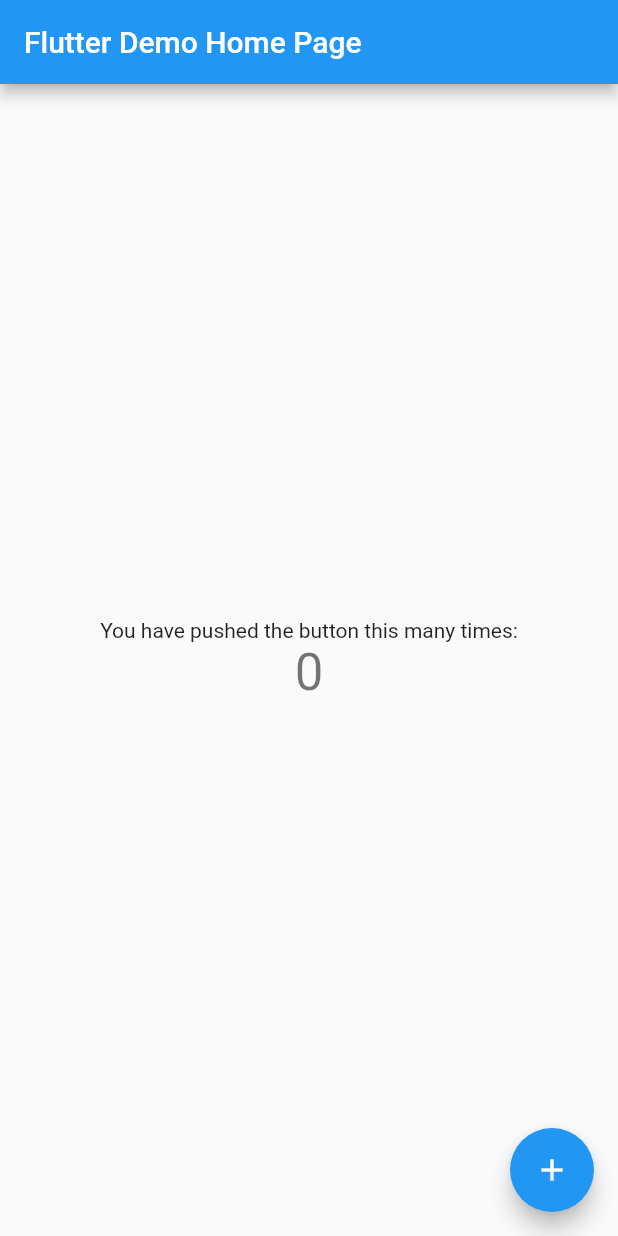
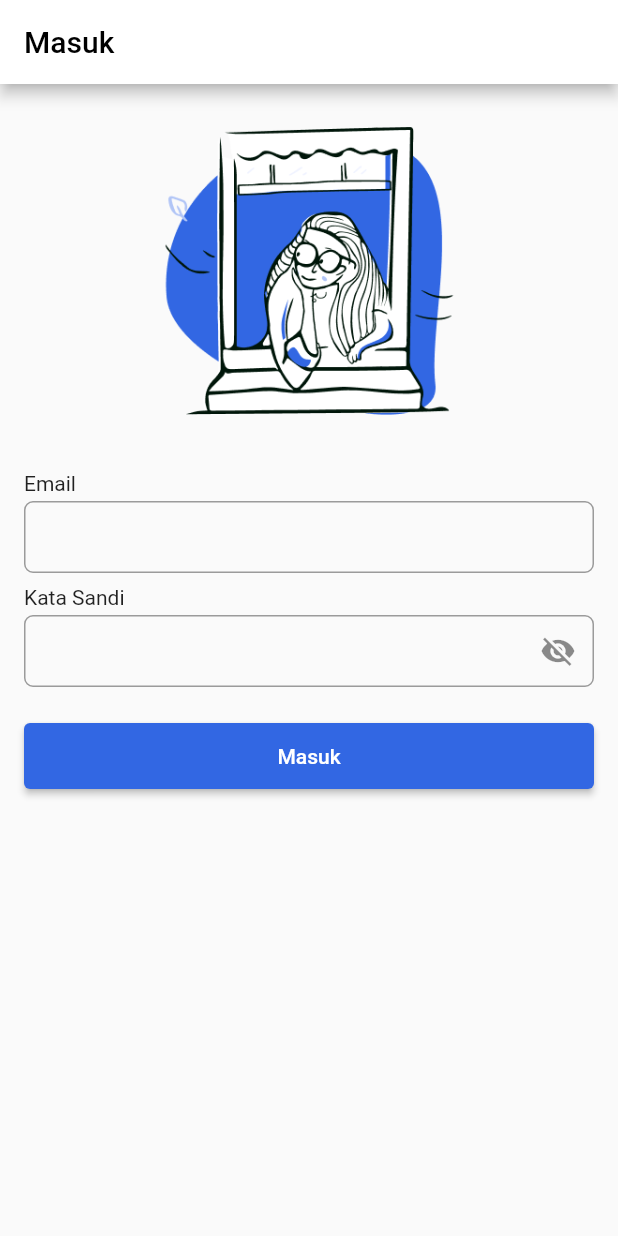
Before and after one commit to asrafilll/slicing_ui_flutter, a Flutter app: the screen it shows after launch, on a phone screen of 412 x 824 dp. Run offline on Flutter 3.47's test engine with Material 2 defaults, Android fonts, the phone set to English and light mode, and no system bars.

Commit message:
Login Screen done

```diff
--- /dev/null
+++ b/assets/assets.dart
@@ -0,0 +1,3 @@
+import 'package:flutter/material.dart';
+
+const Color blackColor = Color(0xff0A0A0A);
--- /dev/null
+++ b/lib/login_page.dart
@@ -0,0 +1,75 @@
+import 'package:flutter/material.dart';
+import 'package:tugas_akhir_mas_panji/home_page.dart';
+
+class LoginPage extends StatelessWidget {
+  const LoginPage({Key? key}) : super(key: key);
+
+  @override
+  Widget build(BuildContext context) {
+    return Scaffold(
+      appBar: AppBar(
+        centerTitle: false,
+        title: const Text(
+          "Masuk",
+          style: TextStyle(
+            color: Colors.black,
+          ),
+        ),
+        backgroundColor: Colors.white,
+      ),
+      body: Padding(
+        padding: const EdgeInsets.symmetric(horizontal: 16.0),
+        child: Column(
+          crossAxisAlignment: CrossAxisAlignment.start,
+          children: [
+            Center(
+              child: Image.asset(
+                "assets/images/signin.png",
+                width: 250,
+                height: 250,
+              ),
+            ),
+            const SizedBox(height: 8),
+            const Text("Email"),
+            const SizedBox(height: 4),
+            const TextField(
+              decoration: InputDecoration(
+                contentPadding: EdgeInsets.symmetric(vertical: 12),
+                border: OutlineInputBorder(
+                    borderRadius: BorderRadius.all(Radius.circular(6))),
+              ),
+            ),
+            const SizedBox(height: 8),
+            const Text("Kata Sandi"),
+            const SizedBox(height: 4),
+            const TextField(
+              decoration: InputDecoration(
+                suffixIcon: Icon(Icons.visibility_off),
+                contentPadding: EdgeInsets.symmetric(vertical: 12),
+                border: OutlineInputBorder(
+                    borderRadius: BorderRadius.all(Radius.circular(6))),
+              ),
+            ),
+            const SizedBox(height: 24),
+            SizedBox(
+              width: double.infinity,
+              height: 44,
+              child: ElevatedButton(
+                onPressed: () {
+                  Navigator.push(
+                      context,
+                      MaterialPageRoute(
+                          builder: (builder) => const HomePage()));
+                },
+                style: ElevatedButton.styleFrom(
+                  primary: const Color(0xFF3267E3),
+                ),
+                child: const Text("Masuk"),
+              ),
+            )
+          ],
+        ),
+      ),
+    );
+  }
+}
--- a/lib/main.dart
+++ b/lib/main.dart
@@ -1,115 +1,16 @@
 import 'package:flutter/material.dart';
+import 'package:tugas_akhir_mas_panji/login_page.dart';
 
-void main() {
-  runApp(const MyApp());
-}
+void main() => runApp(const MyApp());
 
 class MyApp extends StatelessWidget {
   const MyApp({Key? key}) : super(key: key);
 
-  // This widget is the root of your application.
   @override
   Widget build(BuildContext context) {
-    return MaterialApp(
-      title: 'Flutter Demo',
-      theme: ThemeData(
-        // This is the theme of your application.
-        //
-        // Try running your application with "flutter run". You'll see the
-        // application has a blue toolbar. Then, without quitting the app, try
-        // changing the primarySwatch below to Colors.green and then invoke
-        // "hot reload" (press "r" in the console where you ran "flutter run",
-        // or simply save your changes to "hot reload" in a Flutter IDE).
-        // Notice that the counter didn't reset back to zero; the application
-        // is not restarted.
-        primarySwatch: Colors.blue,
-      ),
-      home: const MyHomePage(title: 'Flutter Demo Home Page'),
+    return const MaterialApp(
+      debugShowCheckedModeBanner: false,
+      home: LoginPage(),
     );
   }
 }
-
-class MyHomePage extends StatefulWidget {
-  const MyHomePage({Key? key, required this.title}) : super(key: key);
-
-  // This widget is the home page of your application. It is stateful, meaning
-  // that it has a State object (defined below) that contains fields that affect
-  // how it looks.
-
-  // This class is the configuration for the state. It holds the values (in this
-  // case the title) provided by the parent (in this case the App widget) and
-  // used by the build method of the State. Fields in a Widget subclass are
-  // always marked "final".
-
-  final String title;
-
-  @override
-  State<MyHomePage> createState() => _MyHomePageState();
-}
-
-class _MyHomePageState extends State<MyHomePage> {
-  int _counter = 0;
-
-  void _incrementCounter() {
-    setState(() {
-      // This call to setState tells the Flutter framework that something has
-      // changed in this State, which causes it to rerun the build method below
-      // so that the display can reflect the updated values. If we changed
-      // _counter without calling setState(), then the build method would not be
-      // called again, and so nothing would appear to happen.
-      _counter++;
-    });
-  }
-
-  @override
-  Widget build(BuildContext context) {
-    // This method is rerun every time setState is called, for instance as done
-    // by the _incrementCounter method above.
-    //
-    // The Flutter framework has been optimized to make rerunning build methods
-    // fast, so that you can just rebuild anything that needs updating rather
-    // than having to individually change instances of widgets.
-    return Scaffold(
-      appBar: AppBar(
-        // Here we take the value from the MyHomePage object that was created by
-        // the App.build method, and use it to set our appbar title.
-        title: Text(widget.title),
-      ),
-      body: Center(
-        // Center is a layout widget. It takes a single child and positions it
-        // in the middle of the parent.
-        child: Column(
-          // Column is also a layout widget. It takes a list of children and
-          // arranges them vertically. By default, it sizes itself to fit its
-          // children horizontally, and tries to be as tall as its parent.
-          //
-          // Invoke "debug painting" (press "p" in the console, choose the
-          // "Toggle Debug Paint" action from the Flutter Inspector in Android
-          // Studio, or the "Toggle Debug Paint" command in Visual Studio Code)
-          // to see the wireframe for each widget.
-          //
-          // Column has various properties to control how it sizes itself and
-          // how it positions its children. Here we use mainAxisAlignment to
-          // center the children vertically; the main axis here is the vertical
-          // axis because Columns are vertical (the cross axis would be
-          // horizontal).
-          mainAxisAlignment: MainAxisAlignment.center,
-          children: <Widget>[
-            const Text(
-              'You have pushed the button this many times:',
-            ),
-            Text(
-              '$_counter',
-              style: Theme.of(context).textTheme.headline4,
-            ),
-          ],
-        ),
-      ),
-      floatingActionButton: FloatingActionButton(
-        onPressed: _incrementCounter,
-        tooltip: 'Increment',
-        child: const Icon(Icons.add),
-      ), // This trailing comma makes auto-formatting nicer for build methods.
-    );
-  }
-}
```
Also changed, not shown: lib/home_page.dart (added, +30 -0 lines), pubspec.yaml (+5 -54 lines), assets/images/signin.png (added), 1 other file.
